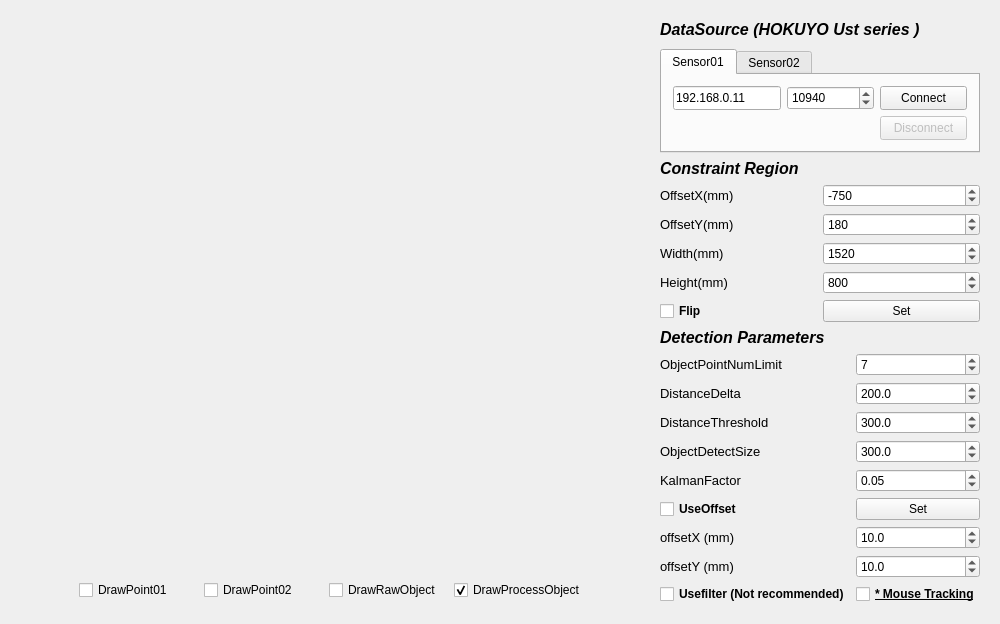
The window that QT_URG/QT_URG.ui (Zhi0927/WiserUrg) describes before a commit, drawn with Qt 5.
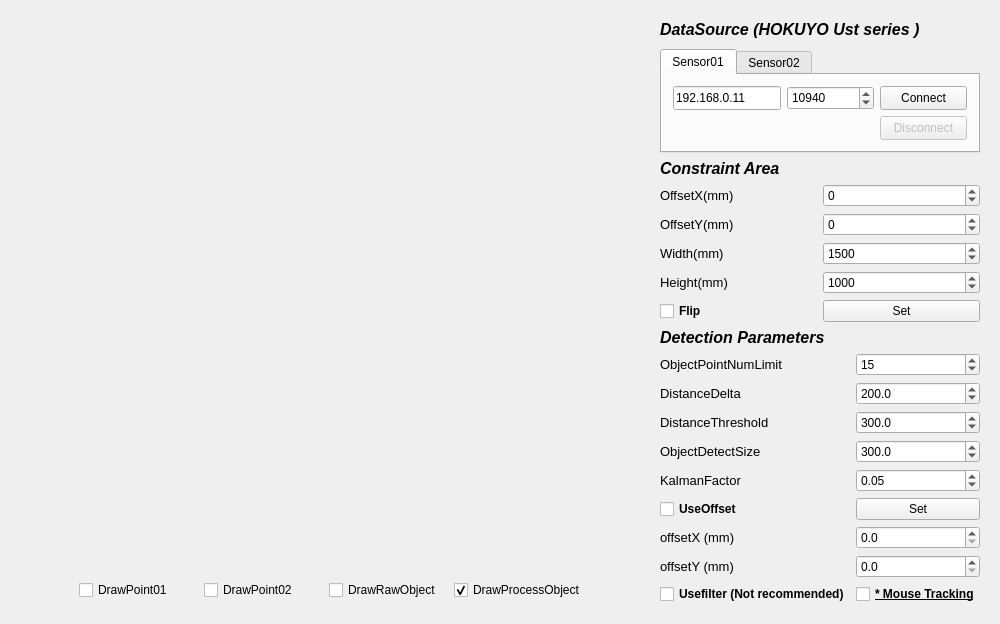
The same window after the commit. Custom widgets are drawn as their Qt base class.

```diff
--- a/QT_URG/QT_URG.ui
+++ b/QT_URG/QT_URG.ui
@@ -485,7 +485,7 @@
         <double>50000.000000000000000</double>
        </property>
        <property name="value">
-        <double>180.000000000000000</double>
+        <double>0.000000000000000</double>
        </property>
       </widget>
      </item>
@@ -521,7 +521,7 @@
         <double>50000.000000000000000</double>
        </property>
        <property name="value">
-        <double>-750.000000000000000</double>
+        <double>0.000000000000000</double>
        </property>
       </widget>
      </item>
@@ -548,7 +548,7 @@
         <double>50000.000000000000000</double>
        </property>
        <property name="value">
-        <double>1520.000000000000000</double>
+        <double>1500.000000000000000</double>
        </property>
       </widget>
      </item>
@@ -575,7 +575,7 @@
         <double>50000.000000000000000</double>
        </property>
        <property name="value">
-        <double>800.000000000000000</double>
+        <double>1000.000000000000000</double>
        </property>
       </widget>
      </item>
@@ -624,7 +624,7 @@
         </font>
        </property>
        <property name="text">
-        <string>Constraint Region</string>
+        <string>Constraint Area</string>
        </property>
       </widget>
      </item>
@@ -765,7 +765,7 @@
         <double>40.000000000000000</double>
        </property>
        <property name="value">
-        <double>7.000000000000000</double>
+        <double>15.000000000000000</double>
        </property>
       </widget>
      </item>
@@ -954,7 +954,7 @@
         <double>5000.000000000000000</double>
        </property>
        <property name="value">
-        <double>10.000000000000000</double>
+        <double>0.000000000000000</double>
        </property>
       </widget>
      </item>
@@ -1085,7 +1085,7 @@
         <double>5000.000000000000000</double>
        </property>
        <property name="value">
-        <double>10.000000000000000</double>
+        <double>0.000000000000000</double>
        </property>
       </widget>
      </item>
```
